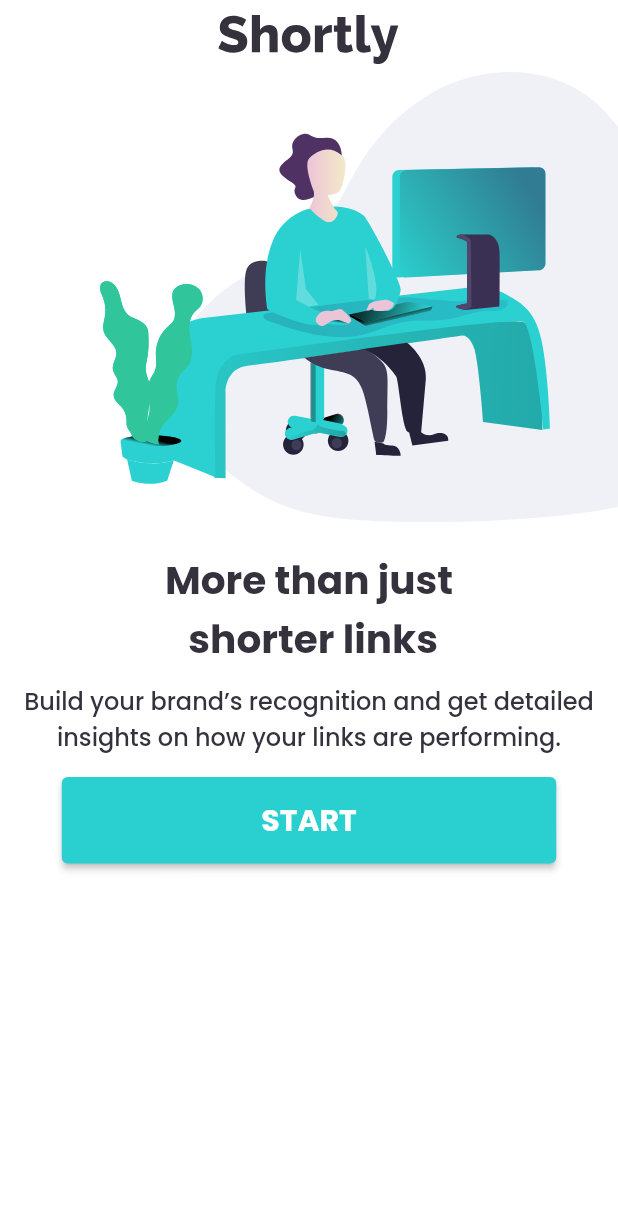
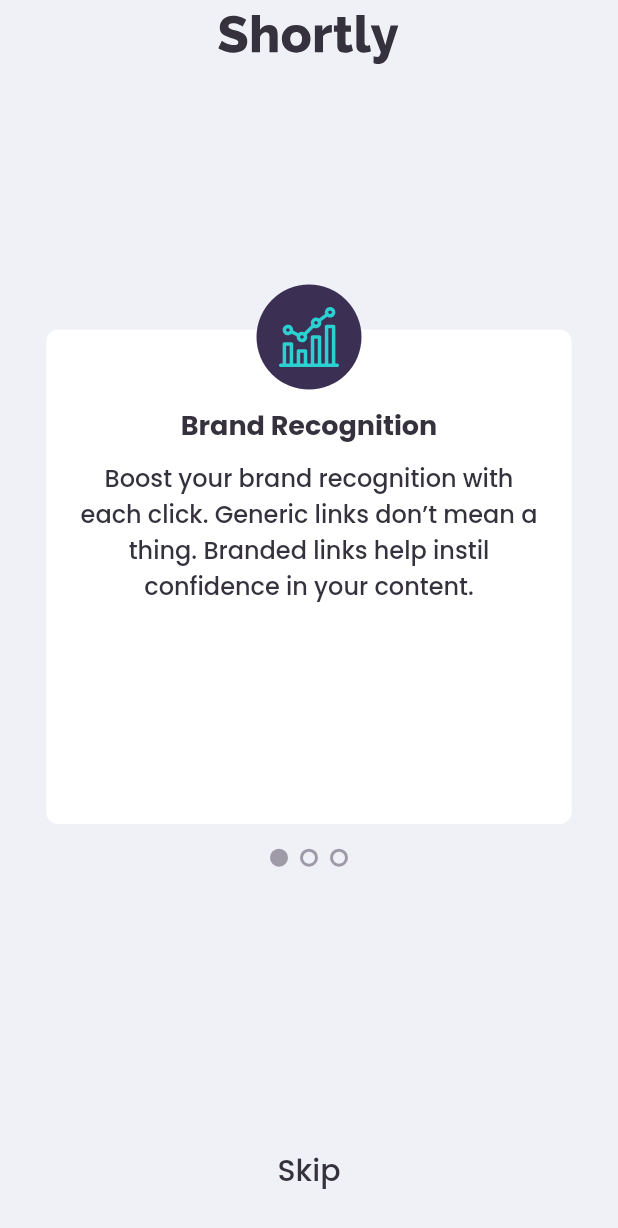
Before and after one commit to AtaMahmoud/Shortly, a Flutter app: the screen it shows after launch, after a tap on "START", on a phone screen of 412 x 824 dp. Shown: the top 1228 px of the screen. Run offline on Flutter 3.47's test engine with Material 2 defaults, Android fonts, the phone set to English and light mode, and no system bars; our stand-ins replace flutter_svg, google_fonts.

Commit message:
add onboarding screens

```diff
--- a/lib/src/theme.dart
+++ b/lib/src/theme.dart
@@ -33,25 +33,37 @@
     color: grayishViolet,
   );
 
-  final _buttonTextStyle = GoogleFonts.poppins(
+  final _elevatedButtonTextStyle = GoogleFonts.poppins(
     fontWeight: FontWeight.w700,
     fontSize: 20,
     color: Colors.white,
+  );
+
+  final _textButtonTextStyle = GoogleFonts.poppins(
+    fontWeight: FontWeight.w500,
+    fontSize: 20,
+    color: grayishViolet,
   );
 
   ThemeData get theme {
     return ThemeData.light().copyWith(
         primaryColor: cyan,
         accentColor: darkViolet,
+        textButtonTheme: TextButtonThemeData(
+            style: ButtonStyle(
+                foregroundColor:
+                    MaterialStateProperty.all<Color>(grayishViolet),
+                textStyle: MaterialStateProperty.all<TextStyle>(
+                    _textButtonTextStyle))),
         elevatedButtonTheme: ElevatedButtonThemeData(
             style: ButtonStyle(
-          backgroundColor: MaterialStateProperty.all<Color>(cyan),
-        )),
+                backgroundColor: MaterialStateProperty.all<Color>(cyan),
+                textStyle: MaterialStateProperty.all<TextStyle>(
+                    _elevatedButtonTextStyle))),
         textTheme: TextTheme(
           headline1: _headLine1,
           headline2: _headLine2,
           bodyText1: _bodyText1,
-          button: _buttonTextStyle,
         ));
   }
 }
--- a/lib/src/ui/views/home_page/home_page.dart
+++ b/lib/src/ui/views/home_page/home_page.dart
@@ -2,8 +2,9 @@
 
 import 'package:flutter_svg/flutter_svg.dart';
 
+import '../../../util/assets.dart';
 import '../../shared/responsive_safe_area.dart';
-import '../../../util/assets.dart';
+import 'package:shorty/src/ui/views/on_boarding_screens/on_boarding_screens.dart';
 
 class HomePage extends StatelessWidget {
   const HomePage({Key? key}) : super(key: key);
@@ -45,7 +46,10 @@
                   width: size.width * .8,
                   height: size.height * .07,
                   child: ElevatedButton(
-                    onPressed: () {},
+                    onPressed: () {
+                      Navigator.of(context).push(MaterialPageRoute(
+                          builder: (context) => OnBoardingScreens()));
+                    },
                     child: Text("START"),
                   ))
             ],
--- /dev/null
+++ b/lib/src/ui/views/on_boarding_screens/do_indicator.dart
@@ -0,0 +1,32 @@
+import 'package:flutter/material.dart';
+import 'package:shorty/src/theme.dart';
+
+class DotIndicator extends StatelessWidget {
+  final int itemCount;
+  final int currentIndex;
+  const DotIndicator(
+      {Key? key, required this.itemCount, required this.currentIndex})
+      : super(key: key);
+
+  @override
+  Widget build(BuildContext context) {
+    return Container(
+      height: 15,
+      child: Row(
+        mainAxisAlignment: MainAxisAlignment.center,
+          children: List.generate(
+        itemCount,
+        (index) => Container(
+          width: 12,
+          height: 12,
+          margin: const EdgeInsets.symmetric(horizontal: 4),
+          decoration: BoxDecoration(
+              color: currentIndex == index ? AppTheme.gray : Colors.transparent,
+              border: Border.all(color: AppTheme.gray, width: 2),
+              shape: BoxShape.circle),
+        ),
+      )),
+    );
+    ;
+  }
+}
--- /dev/null
+++ b/lib/src/ui/views/on_boarding_screens/on_boarding_card.dart
@@ -0,0 +1,75 @@
+import 'package:flutter/material.dart';
+import 'package:flutter_svg/svg.dart';
+
+import '../../../theme.dart';
+
+class OnBoardingCard extends StatelessWidget {
+  final String title;
+  final String content;
+  final String assetPath;
+  const OnBoardingCard(
+      {Key? key,
+      required this.content,
+      required this.title,
+      required this.assetPath})
+      : super(key: key);
+
+  @override
+  Widget build(BuildContext context) {
+    final mediaQuery = MediaQuery.of(context);
+    return Container(
+      height: mediaQuery.size.height * .5,
+      child: Stack(
+        clipBehavior: Clip.none,
+        children: [
+          Center(
+            child: Container(
+              width: mediaQuery.size.width * .85,
+              padding: const EdgeInsets.symmetric(vertical: 40, horizontal: 10),
+              decoration: BoxDecoration(
+                  borderRadius: BorderRadius.circular(8), color: Colors.white),
+              child: Column(
+                children: [
+                  SizedBox(
+                    height: 10,
+                  ),
+                  Text(title,
+                      textAlign: TextAlign.center,
+                      style: Theme.of(context).textTheme.headline2),
+                  SizedBox(
+                    height: 10,
+                  ),
+                  Padding(
+                    padding: const EdgeInsets.symmetric(horizontal: 10.0),
+                    child: Text(
+                      content,
+                      style: Theme.of(context).textTheme.bodyText1,
+                      textAlign: TextAlign.center,
+                    ),
+                  ),
+                ],
+              ),
+            ),
+          ),
+          Positioned(
+            left: 20,
+            right: 20,
+            top: -30,
+            child: Container(
+              padding: const EdgeInsets.all(15),
+              decoration: BoxDecoration(
+                color: AppTheme.darkViolet,
+                shape: BoxShape.circle,
+              ),
+              child: SvgPicture.asset(
+                assetPath,
+                width: 40,
+                height: 40,
+              ),
+            ),
+          )
+        ],
+      ),
+    );
+  }
+}
--- /dev/null
+++ b/lib/src/ui/views/on_boarding_screens/on_boarding_screens.dart
@@ -0,0 +1,82 @@
+import 'package:flutter/material.dart';
+import 'package:flutter_svg/flutter_svg.dart';
+import 'package:shorty/src/ui/views/on_boarding_screens/do_indicator.dart';
+import 'package:shorty/src/ui/views/on_boarding_screens/on_boarding_card.dart';
+
+import '../../../theme.dart';
+import '../../../util/assets.dart';
+import '../../shared/responsive_safe_area.dart';
+
+class OnBoardingScreens extends StatefulWidget {
+  const OnBoardingScreens({Key? key}) : super(key: key);
+
+  @override
+  _OnBoardingScreensState createState() => _OnBoardingScreensState();
+}
+
+class _OnBoardingScreensState extends State<OnBoardingScreens> {
+  final _pageController = PageController();
+  int currentIndex = 0;
+  final List<OnBoardingCard> cards = [
+    const OnBoardingCard(
+        content:
+            "Boost your brand recognition with each click. Generic links don’t mean a thing. Branded links help instil confidence in your content.",
+        title: "Brand Recognition",
+        assetPath: digram),
+    const OnBoardingCard(
+        content:
+            "Gain insights into who is clicking your links. Knowing when and where people engage with your content helps inform better decisions.",
+        title: "Detailed Records",
+        assetPath: gauge),
+    const OnBoardingCard(
+        content:
+            "lmprove brand awareness and content discoverability through customizable links, supercharglng audience engagement.",
+        title: "Fully Customizable",
+        assetPath: tools),
+  ];
+  @override
+  Widget build(BuildContext context) {
+    return Scaffold(
+      backgroundColor: AppTheme.offWhite,
+      body: ResponsiveSafeArea(builder: (context, size) {
+        return Column(
+          crossAxisAlignment: CrossAxisAlignment.stretch,
+          mainAxisAlignment: MainAxisAlignment.spaceBetween,
+          mainAxisSize: MainAxisSize.max,
+          children: [
+            Padding(
+              padding: const EdgeInsets.only(top: 10.0),
+              child: SvgPicture.asset(logo),
+            ),
+            Column(
+              children: [
+                Container(
+                  height: MediaQuery.of(context).size.height * .4,
+                  child: PageView.builder(
+                    itemBuilder: (context, index) => cards[index],
+                    itemCount: cards.length,
+                    controller: _pageController,
+                    onPageChanged: (index) {
+                      setState(() {
+                        currentIndex = index;
+                      });
+                    },
+                    clipBehavior: Clip.none,
+                  ),
+                ),
+                SizedBox(
+                  height: 15,
+                ),
+                DotIndicator(
+                    itemCount: cards.length, currentIndex: currentIndex),
+              ],
+            ),
+            Padding(
+                padding: const EdgeInsets.only(bottom: 20),
+                child: TextButton(onPressed: () {}, child: Text("Skip"))),
+          ],
+        );
+      }),
+    );
+  }
+}
```
